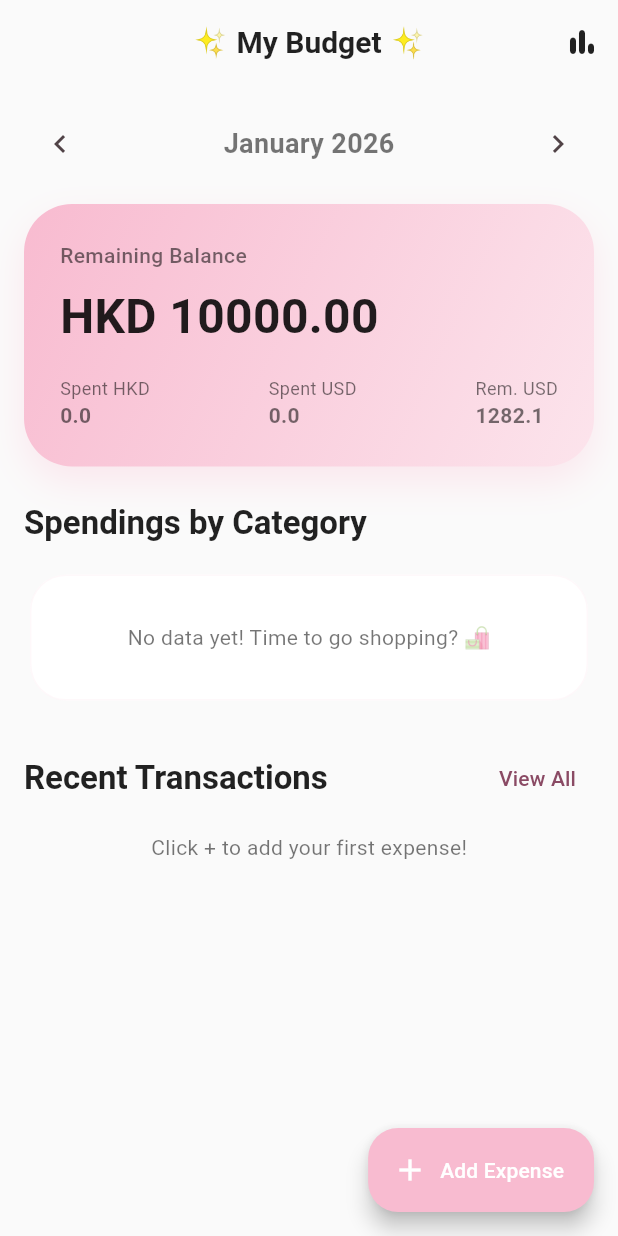
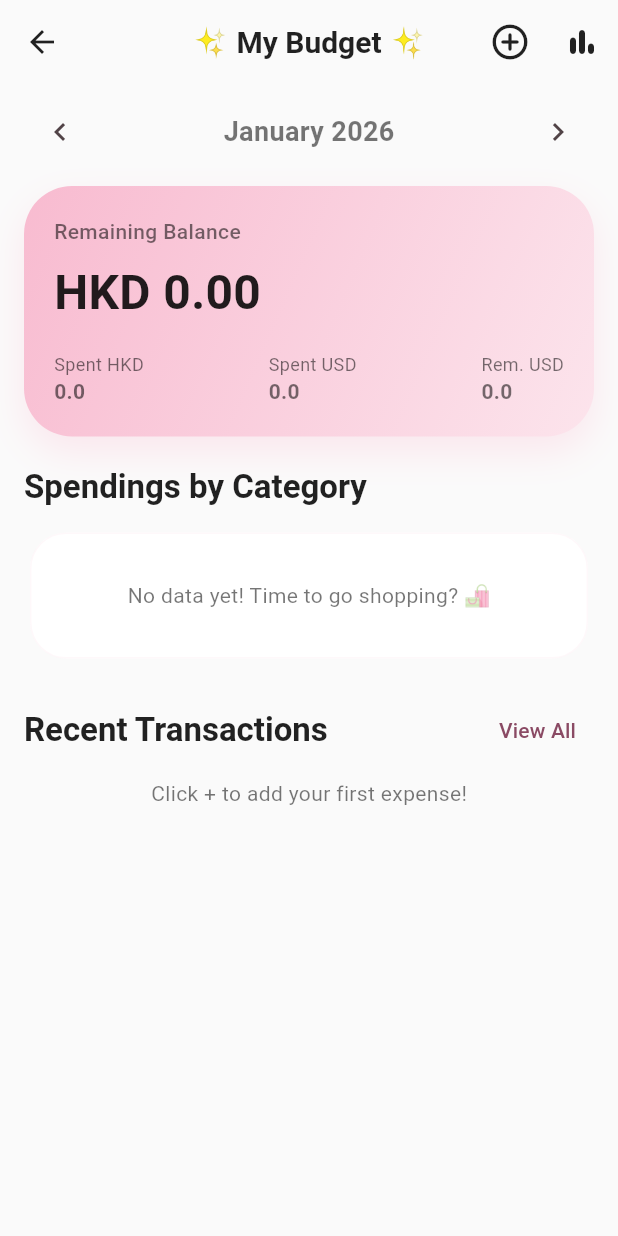
Before and after one commit to tralloproject/Aishwarya-Budgeting-Sheets, a Flutter app: the DashboardScreen screen opened directly, after a tap on the "chevron left" icon, on a phone screen of 412 x 824 dp. Run offline on Flutter 3.47's test engine with Material 3 defaults, Android fonts, the phone set to English and light mode, and no system bars; our stand-ins replace fl_chart, geocoding, geolocator, hive, hive_flutter; accounts and stored records are empty; network calls fail.

Commit message:
feat: add onboarding setup and improve dashboard UI
- Implement SetupScreen for initial payment method balances.
- Update ExpenseProvider to handle multiple payment method balances.
- Move Add Expense button to top right corner of the dashboard.
- Redesign Spending by Category pie chart with larger size and a legend.
- Improve Hive migration safety for PaymentMethod model.
- Fix various UI spacing issues to reduce scrolling.

Co-authored-by: tralloproject <259637967+tralloproject@users.noreply.github.com>

```diff
--- a/lib/main.dart
+++ b/lib/main.dart
@@ -4,6 +4,7 @@ import 'services/storage_service.dart';
 import 'providers/expense_provider.dart';
 import 'utils/app_theme.dart';
 import 'screens/dashboard_screen.dart';
+import 'screens/setup_screen.dart';
 
 void main() async {
   WidgetsFlutterBinding.ensureInitialized();
@@ -24,7 +25,11 @@ class BudgetBuddyApp extends StatelessWidget {
         title: 'Budget Buddy',
         debugShowCheckedModeBanner: false,
         theme: AppTheme.lightTheme,
-        home: const DashboardScreen(),
+        home: Consumer<ExpenseProvider>(
+          builder: (context, provider, _) {
+            return provider.isSetupComplete ? const DashboardScreen() : const SetupScreen();
+          },
+        ),
       ),
     );
   }
--- a/lib/models/payment_method.dart
+++ b/lib/models/payment_method.dart
@@ -13,9 +13,13 @@ class PaymentMethod extends HiveObject {
   @HiveField(2)
   final int iconCodePoint;
 
+  @HiveField(3, defaultValue: 0.0)
+  final double initialBalance;
+
   PaymentMethod({
     required this.id,
     required this.name,
     required this.iconCodePoint,
+    this.initialBalance = 0.0,
   });
 }
--- a/lib/providers/expense_provider.dart
+++ b/lib/providers/expense_provider.dart
@@ -24,7 +24,6 @@ class ExpenseProvider with ChangeNotifier {
 
   ExpenseProvider() {
     _loadExchangeRate();
-    _loadBalance();
     _detectLocation();
   }
 
@@ -79,22 +78,28 @@ class ExpenseProvider with ChangeNotifier {
     return expenses.fold(0, (sum, item) => sum + item.amountHKD);
   }
 
-  double _initialBalanceHKD = 10000.0; // Default
-  double get initialBalanceHKD => _initialBalanceHKD;
 
-  Future<void> _loadBalance() async {
-    _initialBalanceHKD = _settingsBox.get('initialBalance', defaultValue: 10000.0);
+  bool get isSetupComplete => _settingsBox.get('isSetupComplete', defaultValue: false);
+
+  void completeSetup() {
+    _settingsBox.put('isSetupComplete', true);
     notifyListeners();
   }
 
-  void setInitialBalance(double balance) {
-    _initialBalanceHKD = balance;
-    _settingsBox.put('initialBalance', balance);
+  void addPaymentMethod(PaymentMethod pm) {
+    _pmBox.put(pm.id, pm);
+    notifyListeners();
+  }
+
+  void updatePaymentMethod(PaymentMethod pm) {
+    _pmBox.put(pm.id, pm);
     notifyListeners();
   }
 
   double getRemainingBalanceHKD() {
-    return _initialBalanceHKD - getTotalSpentHKD();
+    double totalInitial = paymentMethods.fold(0, (sum, pm) => sum + pm.initialBalance);
+    double totalSpent = allExpenses.fold(0, (sum, e) => sum + e.amountHKD);
+    return totalInitial - totalSpent;
   }
 
   double getSpentByCategoryHKD(String categoryId) {
--- a/lib/screens/dashboard_screen.dart
+++ b/lib/screens/dashboard_screen.dart
@@ -20,24 +20,30 @@ class DashboardScreen extends StatelessWidget {
         title: const Text('✨ My Budget ✨'),
         actions: [
           IconButton(
+            icon: const Icon(Icons.add_circle_outline_rounded, size: 28),
+            onPressed: () => Navigator.push(context, MaterialPageRoute(builder: (_) => const AddExpenseScreen())),
+            tooltip: 'Add Expense',
+          ),
+          IconButton(
             icon: const Icon(Icons.bar_chart_rounded),
             onPressed: () => Navigator.push(context, MaterialPageRoute(builder: (_) => const BudgetsScreen())),
+            tooltip: 'Budgets',
           ),
         ],
       ),
       body: SingleChildScrollView(
-        padding: const EdgeInsets.all(16.0),
+        padding: const EdgeInsets.symmetric(horizontal: 16.0, vertical: 8.0),
         child: Column(
           crossAxisAlignment: CrossAxisAlignment.start,
           children: [
             _buildMonthPicker(context, provider),
-            const SizedBox(height: 16),
+            const SizedBox(height: 12),
             _buildBalanceCard(totalSpent, provider.getRemainingBalanceHKD(), provider.exchangeRate),
-            const SizedBox(height: 24),
+            const SizedBox(height: 20),
             Text('Spendings by Category', style: Theme.of(context).textTheme.titleLarge),
-            const SizedBox(height: 16),
+            const SizedBox(height: 12),
             _buildCategoryChart(provider),
-            const SizedBox(height: 24),
+            const SizedBox(height: 20),
             Row(
               mainAxisAlignment: MainAxisAlignment.spaceBetween,
               children: [
@@ -45,15 +51,10 @@ class DashboardScreen extends StatelessWidget {
                 TextButton(onPressed: () {}, child: const Text('View All')),
               ],
             ),
-            const SizedBox(height: 12),
+            const SizedBox(height: 8),
             _buildRecentExpenses(provider),
           ],
         ),
-      ),
-      floatingActionButton: FloatingActionButton.extended(
-        onPressed: () => Navigator.push(context, MaterialPageRoute(builder: (_) => const AddExpenseScreen())),
-        label: const Text('Add Expense'),
-        icon: const Icon(Icons.add),
       ),
     );
   }
@@ -83,7 +84,7 @@ class DashboardScreen extends StatelessWidget {
     final remainingUSD = remainingHKD / rate;
     return Container(
       width: double.infinity,
-      padding: const EdgeInsets.all(24),
+      padding: const EdgeInsets.all(20),
       decoration: BoxDecoration(
         gradient: LinearGradient(
           colors: [const Color(0xFFF8BBD0), const Color(0xFFFCE4EC)],
@@ -141,7 +142,12 @@ class DashboardScreen extends StatelessWidget {
   }
 
   Widget _buildCategoryChart(ExpenseProvider provider) {
-    if (provider.expenses.isEmpty) {
+    final categorySpent = provider.categories
+        .map((cat) => MapEntry(cat, provider.getSpentByCategoryHKD(cat.id)))
+        .where((entry) => entry.value > 0)
+        .toList();
+
+    if (categorySpent.isEmpty) {
       return const Card(
         child: Padding(
           padding: EdgeInsets.all(32.0),
@@ -150,30 +156,59 @@ class DashboardScreen extends StatelessWidget {
       );
     }
 
-    return AspectRatio(
-      aspectRatio: 1.3,
-      child: Card(
+    return Card(
       child: Padding(
-          padding: const EdgeInsets.all(16.0),
+        padding: const EdgeInsets.symmetric(vertical: 16.0, horizontal: 8.0),
+        child: Column(
+          children: [
+            SizedBox(
+              height: 180,
               child: PieChart(
                 PieChartData(
-              sectionsSpace: 4,
-              centerSpaceRadius: 40,
-              sections: provider.categories.map((cat) {
-                final spent = provider.getSpentByCategoryHKD(cat.id);
+                  sectionsSpace: 2,
+                  centerSpaceRadius: 30,
+                  sections: categorySpent.map((entry) {
+                    final cat = entry.key;
+                    final spent = entry.value;
                     final total = provider.getTotalSpentHKD();
-                final percentage = total > 0 ? (spent / total) * 100 : 0.0;
+                    final percentage = (spent / total) * 100;
 
                     return PieChartSectionData(
                       color: Color(cat.colorValue),
                       value: spent,
-                  title: percentage > 5 ? '${percentage.toStringAsFixed(0)}%' : '',
-                  radius: 50,
+                      title: percentage > 10 ? '${percentage.toStringAsFixed(0)}%' : '',
+                      radius: 60,
                       titleStyle: const TextStyle(fontSize: 12, fontWeight: FontWeight.bold, color: Colors.white),
                     );
                   }).toList(),
                 ),
               ),
+            ),
+            const SizedBox(height: 16),
+            Wrap(
+              spacing: 12,
+              runSpacing: 8,
+              alignment: WrapAlignment.center,
+              children: categorySpent.map((entry) {
+                final cat = entry.key;
+                return Row(
+                  mainAxisSize: MainAxisSize.min,
+                  children: [
+                    Container(
+                      width: 10,
+                      height: 10,
+                      decoration: BoxDecoration(
+                        color: Color(cat.colorValue),
+                        shape: BoxShape.circle,
+                      ),
+                    ),
+                    const SizedBox(width: 4),
+                    Text(cat.name, style: const TextStyle(fontSize: 11, fontWeight: FontWeight.w500)),
+                  ],
+                );
+              }).toList(),
+            ),
+          ],
         ),
       ),
     );
--- /dev/null
+++ b/lib/screens/setup_screen.dart
@@ -0,0 +1,158 @@
+import 'package:flutter/material.dart';
+import 'package:provider/provider.dart';
+import 'package:uuid/uuid.dart';
+import '../providers/expense_provider.dart';
+import '../models/payment_method.dart';
+
+class SetupScreen extends StatefulWidget {
+  const SetupScreen({super.key});
+
+  @override
+  State<SetupScreen> createState() => _SetupScreenState();
+}
+
+class _SetupScreenState extends State<SetupScreen> {
+  final Map<String, TextEditingController> _controllers = {};
+
+  @override
+  void didChangeDependencies() {
+    super.didChangeDependencies();
+    final provider = Provider.of<ExpenseProvider>(context, listen: false);
+    for (var pm in provider.paymentMethods) {
+      if (!_controllers.containsKey(pm.id)) {
+        _controllers[pm.id] = TextEditingController(text: pm.initialBalance.toString());
+      }
+    }
+  }
+
+  @override
+  void dispose() {
+    for (var controller in _controllers.values) {
+      controller.dispose();
+    }
+    super.dispose();
+  }
+
+  void _addPaymentMethod() {
+    final nameController = TextEditingController();
+    showDialog(
+      context: context,
+      builder: (context) => AlertDialog(
+        title: const Text('Add Payment Method'),
+        content: TextField(
+          controller: nameController,
+          decoration: const InputDecoration(hintText: 'e.g. Bank Account'),
+          autofocus: true,
+        ),
+        actions: [
+          TextButton(onPressed: () => Navigator.pop(context), child: const Text('Cancel')),
+          TextButton(
+            onPressed: () {
+              if (nameController.text.isNotEmpty) {
+                final newPm = PaymentMethod(
+                  id: const Uuid().v4(),
+                  name: nameController.text,
+                  iconCodePoint: Icons.account_balance_wallet_rounded.codePoint,
+                  initialBalance: 0.0,
+                );
+                Provider.of<ExpenseProvider>(context, listen: false).addPaymentMethod(newPm);
+                setState(() {
+                  _controllers[newPm.id] = TextEditingController(text: '0.0');
+                });
+                Navigator.pop(context);
+              }
+            },
+            child: const Text('Add'),
+          ),
+        ],
+      ),
+    );
+  }
+
+  void _finishSetup() {
+    final provider = Provider.of<ExpenseProvider>(context, listen: false);
+    for (var pm in provider.paymentMethods) {
+      final amount = double.tryParse(_controllers[pm.id]?.text ?? '0') ?? 0.0;
+      final updatedPm = PaymentMethod(
+        id: pm.id,
+        name: pm.name,
+        iconCodePoint: pm.iconCodePoint,
+        initialBalance: amount,
+      );
+      provider.updatePaymentMethod(updatedPm);
+    }
+    provider.completeSetup();
+  }
+
+  @override
+  Widget build(BuildContext context) {
+    final provider = Provider.of<ExpenseProvider>(context);
+    return Scaffold(
+      appBar: AppBar(
+        title: const Text('Welcome! 🌟'),
+      ),
+      body: Padding(
+        padding: const EdgeInsets.all(24.0),
+        child: Column(
+          crossAxisAlignment: CrossAxisAlignment.start,
+          children: [
+            Text('Let\'s set up your balances', style: Theme.of(context).textTheme.headlineMedium),
+            const SizedBox(height: 8),
+            const Text('Enter the starting amount for each payment method.', style: TextStyle(fontSize: 16, color: Colors.black54)),
+            const SizedBox(height: 24),
+            Expanded(
+              child: ListView.builder(
+                itemCount: provider.paymentMethods.length,
+                itemBuilder: (context, index) {
+                  final pm = provider.paymentMethods[index];
+                  return Padding(
+                    padding: const EdgeInsets.only(bottom: 16.0),
+                    child: Row(
+                      children: [
+                        Icon(IconData(pm.iconCodePoint, fontFamily: 'MaterialIcons')),
+                        const SizedBox(width: 12),
+                        Expanded(child: Text(pm.name, style: const TextStyle(fontWeight: FontWeight.bold))),
+                        const SizedBox(width: 12),
+                        SizedBox(
+                          width: 120,
+                          child: TextField(
+                            controller: _controllers[pm.id],
+                            keyboardType: TextInputType.number,
+                            decoration: const InputDecoration(
+                              prefixText: 'HKD ',
+                              isDense: true,
+                            ),
+                          ),
+                        ),
+                      ],
+                    ),
+                  );
+                },
+              ),
+            ),
+            Center(
+              child: TextButton.icon(
+                onPressed: _addPaymentMethod,
+                icon: const Icon(Icons.add),
+                label: const Text('Add Another Method'),
+              ),
+            ),
+            const SizedBox(height: 24),
+            SizedBox(
+              width: double.infinity,
+              height: 56,
+              child: ElevatedButton(
+                onPressed: _finishSetup,
+                style: ElevatedButton.styleFrom(
+                  backgroundColor: Theme.of(context).primaryColor,
+                  shape: RoundedRectangleBorder(borderRadius: BorderRadius.circular(16)),
+                ),
+                child: const Text('Start Budgeting! 🚀', style: TextStyle(fontSize: 18, color: Colors.white)),
+              ),
+            ),
+          ],
+        ),
+      ),
+    );
+  }
+}
```
Also changed, not shown: lib/models/payment_method.g.dart, 1 other file. Lines whose indentation alone changed are shown as unchanged.
